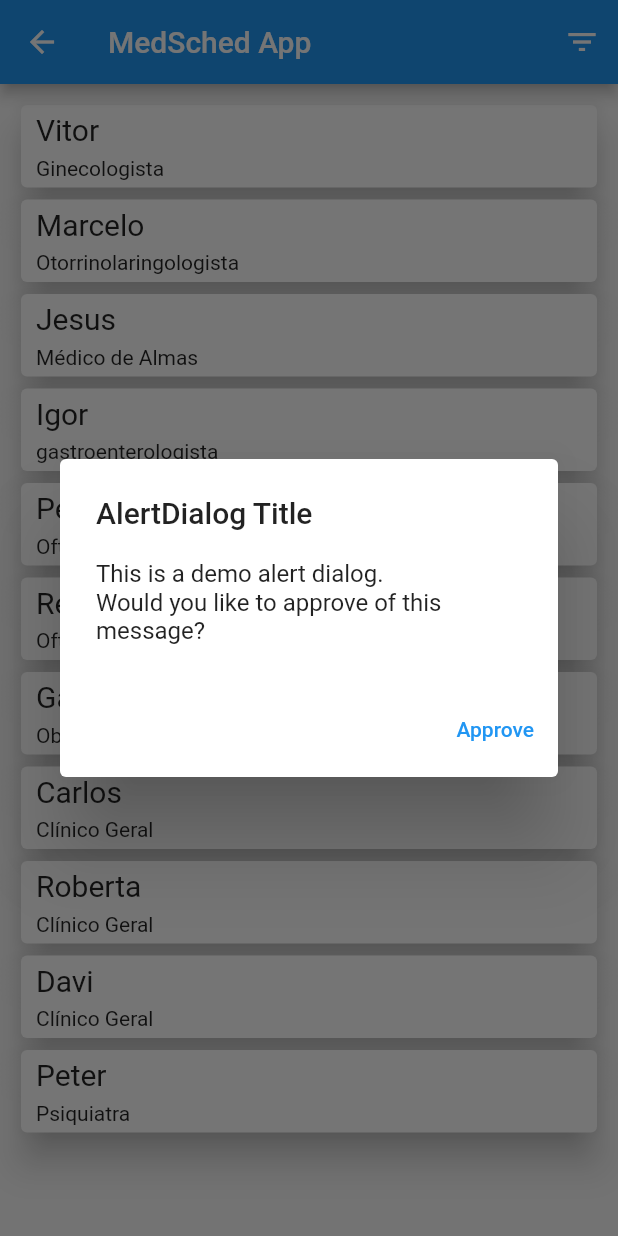
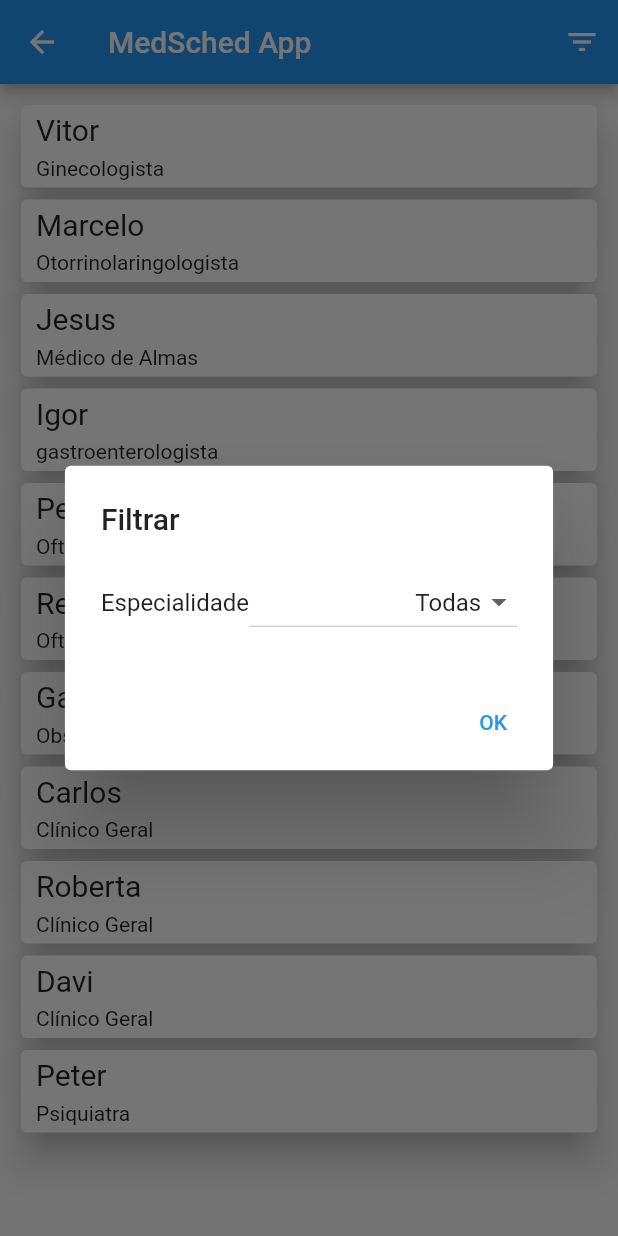
Before and after one commit to Sergio-Leite-USP/MedSched, a Flutter app: the HomePacientesScreen screen opened by its route, after a tap on the "filter list" icon, on a phone screen of 412 x 824 dp. Run offline on Flutter 3.47's test engine with Material 2 defaults, Android fonts, the phone set to English and light mode, and no system bars.

Commit message:
Adicionado um filtro a lista de médicos.

```diff
--- a/lib/screens/home_pacientes_screen.dart
+++ b/lib/screens/home_pacientes_screen.dart
@@ -1,6 +1,9 @@
 import 'package:flutter/material.dart';
-import 'package:medsched/dummy_data.dart';
-import 'package:medsched/widgets/medico_card_item.dart';
+
+import '../dummy_data.dart';
+
+import '../widgets/medico_card_item.dart';
+import '../widgets/filter_dialog.dart';
 
 class HomePacientesScreen extends StatefulWidget {
   const HomePacientesScreen({Key? key}) : super(key: key);
@@ -11,33 +14,14 @@ class HomePacientesScreen extends StatefulWidget {
 }
 
 class _HomePacientesScreenState extends State<HomePacientesScreen> {
-  Future<String?> _showFilterDialog() async {
-    return showDialog<String>(
-      context: context,
-      barrierDismissible: false, // user must tap button!
-      builder: (BuildContext context) {
-        return AlertDialog(
-          title: const Text('AlertDialog Title'),
-          content: SingleChildScrollView(
-            child: ListBody(
-              children: const <Widget>[
-                Text('This is a demo alert dialog.'),
-                Text('Would you like to approve of this message?'),
-              ],
-            ),
-          ),
-          actions: <Widget>[
-            TextButton(
-              child: const Text('Approve'),
-              onPressed: () {
-                // The parameter in .pop() is the result returned by the Future
-                Navigator.of(context).pop("oi");
-              },
-            ),
-          ],
-        );
-      },
-    );
+  //Considere otimizar tudo isso aqui...
+  List<MedicoCardItem> medicosFiltrados = DUMMY_MEDICOS.map((m) => MedicoCardItem(id: m.id, nome: m.nome, especialidade: m.especialidade)).toList();
+  void filtrarPorEspecialidade(String filtro) {
+    setState(() {
+      medicosFiltrados = DUMMY_MEDICOS.map((m) => MedicoCardItem(id: m.id, nome: m.nome, especialidade: m.especialidade)).toList();
+      if (filtro == "Todas") return;
+      medicosFiltrados = medicosFiltrados.where((m) => m.especialidade == filtro).toList();
+    });
   }
 
   @override
@@ -52,17 +36,22 @@ class _HomePacientesScreenState extends State<HomePacientesScreen> {
               color: Colors.white,
             ),
             onPressed: () {
-              // _showFilterDialog() gets executed and it's value is THEN stored in 'future' variable
-              Future<String?> future = _showFilterDialog();
-              future.then((value) => print(value));
+              // _showFilterDialog() gets executed and it's value is THEN stored in 'dialogFuture' variable
+              Future<String?> dialogFuture = showFilterDialog(context);
+              dialogFuture.then((value) => filtrarPorEspecialidade(value!)); // possível erro ao ignorar null Safety
             },
           )
         ],
       ),
       body: ListView(
         padding: const EdgeInsets.all(10),
-        children: DUMMY_MEDICOS.map((m) => MedicoCardItem(id: m.id, nome: m.nome, especialidade: m.especialidade)).toList(),
+        children: medicosFiltrados,
       ),
     );
   }
 }
+
+//TODO:
+//Buscar e filtrar por nome do médico
+//Todo médico deve ter uma agenda.
+//Clicar no médico deve levar para uma página da agenda daquele médico específico.
--- /dev/null
+++ b/lib/widgets/filter_dialog.dart
@@ -0,0 +1,59 @@
+import 'package:flutter/material.dart';
+
+import '../dummy_data.dart';
+
+Future<String?> showFilterDialog(BuildContext context) async {
+  List<String> especialidades = [
+    "Todas"
+  ];
+  for (var m in DUMMY_MEDICOS) {
+    if (!especialidades.contains(m.especialidade)) especialidades.add(m.especialidade);
+  }
+
+  String _dropdownValue = especialidades[0];
+  return showDialog<String>(
+    context: context,
+    barrierDismissible: false, // user must tap button!
+    builder: (context) => StatefulBuilder(
+      //Feito para que se possa usar o método setState((){}) dentro de DropdownButton
+      builder: (context, setState) {
+        return AlertDialog(
+          title: const Text('Filtrar'),
+          content: SingleChildScrollView(
+            child: ListBody(
+              children: [
+                Row(
+                  children: [
+                    const Text("Especialidade"),
+                    DropdownButton(
+                      alignment: Alignment.centerRight,
+                      value: _dropdownValue,
+                      items: especialidades.map((e) => DropdownMenuItem(child: Text(e), value: e)).toList(),
+                      onChanged: (String? value) {
+                        setState(() {
+                          _dropdownValue = value!;
+                        });
+                      },
+                    )
+                  ],
+                )
+              ],
+            ),
+          ),
+          actions: <Widget>[
+            TextButton(
+              child: const Text('OK'),
+              onPressed: () {
+                Navigator.of(context).pop(_dropdownValue); // The parameter in .pop() is the result returned by the Future
+              },
+            ),
+          ],
+        );
+      },
+    ),
+  );
+}
+
+//TODO:
+//Deixar a caixa de seleção bonita.
+//Quando o usuário clica pela segunda vez no botão de filtros, o app deve lembrar qual ele selecionou da primeira vez que clicou.
```
